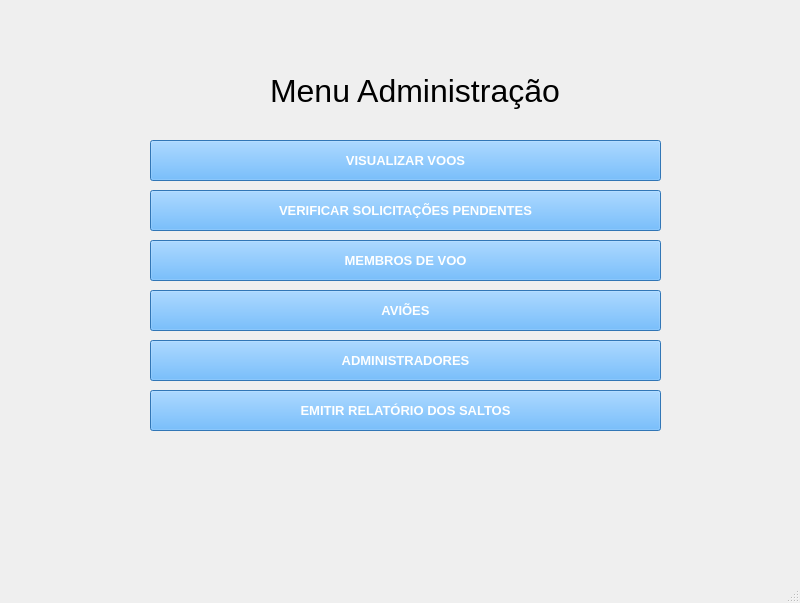
Above: src/resources/adminMenu.ui from Mathgobbo/Free-Fallin-Manager before the change. Below: the same form after it.
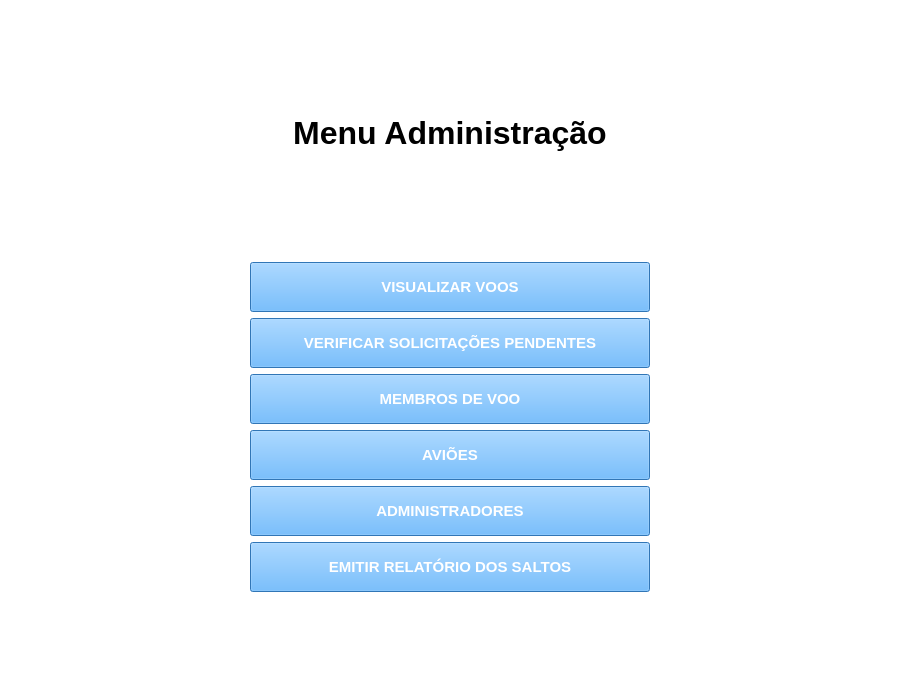
That is the form after the change.

Commit message: Ajuste: Adequação dos layout ao protótipo

The edit to the form file:
```diff
--- a/src/resources/adminMenu.ui
+++ b/src/resources/adminMenu.ui
@@ -6,44 +6,35 @@
    <rect>
     <x>0</x>
     <y>0</y>
-    <width>800</width>
-    <height>603</height>
+    <width>900</width>
+    <height>700</height>
    </rect>
   </property>
   <property name="windowTitle">
-   <string>MainWindow</string>
+   <string>Menu Administração</string>
+  </property>
+  <property name="styleSheet">
+   <string notr="true">background-color: rgb(255, 255, 255)</string>
   </property>
   <widget class="QWidget" name="centralwidget">
-   <widget class="QLabel" name="title">
-    <property name="geometry">
-     <rect>
-      <x>270</x>
-      <y>50</y>
-      <width>301</width>
-      <height>81</height>
-     </rect>
-    </property>
-    <property name="font">
-     <font>
-      <pointsize>24</pointsize>
-     </font>
-    </property>
-    <property name="text">
-     <string>Menu Administração</string>
-    </property>
-   </widget>
+   <layout class="QGridLayout" name="gridLayout">
+    <item row="3" column="0">
    <widget class="QPushButton" name="pushButton">
-    <property name="geometry">
-     <rect>
-      <x>150</x>
-      <y>140</y>
-      <width>511</width>
-      <height>41</height>
-     </rect>
+      <property name="minimumSize">
+       <size>
+        <width>400</width>
+        <height>50</height>
+       </size>
+      </property>
+      <property name="maximumSize">
+       <size>
+        <width>400</width>
+        <height>50</height>
+       </size>
     </property>
     <property name="font">
      <font>
-      <pointsize>10</pointsize>
+        <pointsize>11</pointsize>
       <weight>75</weight>
       <bold>true</bold>
      </font>
@@ -56,66 +47,24 @@
      <string>VISUALIZAR VOOS</string>
     </property>
    </widget>
-   <widget class="QPushButton" name="pushButton_2">
-    <property name="geometry">
-     <rect>
-      <x>150</x>
-      <y>190</y>
-      <width>511</width>
-      <height>41</height>
-     </rect>
-    </property>
-    <property name="font">
-     <font>
-      <pointsize>10</pointsize>
-      <weight>75</weight>
-      <bold>true</bold>
-     </font>
-    </property>
-    <property name="styleSheet">
-     <string notr="true">color: rgb(255, 255, 255);
-background-color: rgb(68, 165, 255)</string>
-    </property>
-    <property name="text">
-     <string>VERIFICAR SOLICITAÇÕES PENDENTES</string>
-    </property>
-   </widget>
-   <widget class="QPushButton" name="membros_de_voo">
-    <property name="geometry">
-     <rect>
-      <x>150</x>
-      <y>240</y>
-      <width>511</width>
-      <height>41</height>
-     </rect>
-    </property>
-    <property name="font">
-     <font>
-      <pointsize>10</pointsize>
-      <weight>75</weight>
-      <bold>true</bold>
-     </font>
-    </property>
-    <property name="styleSheet">
-     <string notr="true">color: rgb(255, 255, 255);
-background-color: rgb(68, 165, 255)</string>
-    </property>
-    <property name="text">
-     <string>MEMBROS DE VOO</string>
-    </property>
-   </widget>
+    </item>
+    <item row="6" column="0">
    <widget class="QPushButton" name="pushButton_4">
-    <property name="geometry">
-     <rect>
-      <x>150</x>
-      <y>290</y>
-      <width>511</width>
-      <height>41</height>
-     </rect>
+      <property name="minimumSize">
+       <size>
+        <width>400</width>
+        <height>50</height>
+       </size>
+      </property>
+      <property name="maximumSize">
+       <size>
+        <width>400</width>
+        <height>50</height>
+       </size>
     </property>
     <property name="font">
      <font>
-      <pointsize>10</pointsize>
+        <pointsize>11</pointsize>
       <weight>75</weight>
       <bold>true</bold>
      </font>
@@ -128,18 +77,24 @@
      <string>AVIÕES</string>
     </property>
    </widget>
+    </item>
+    <item row="7" column="0">
    <widget class="QPushButton" name="admins">
-    <property name="geometry">
-     <rect>
-      <x>150</x>
-      <y>340</y>
-      <width>511</width>
-      <height>41</height>
-     </rect>
+      <property name="minimumSize">
+       <size>
+        <width>400</width>
+        <height>50</height>
+       </size>
+      </property>
+      <property name="maximumSize">
+       <size>
+        <width>400</width>
+        <height>50</height>
+       </size>
     </property>
     <property name="font">
      <font>
-      <pointsize>10</pointsize>
+        <pointsize>11</pointsize>
       <weight>75</weight>
       <bold>true</bold>
      </font>
@@ -152,18 +107,54 @@
      <string>ADMINISTRADORES</string>
     </property>
    </widget>
+    </item>
+    <item row="4" column="0">
+     <widget class="QPushButton" name="pushButton_2">
+      <property name="minimumSize">
+       <size>
+        <width>400</width>
+        <height>50</height>
+       </size>
+      </property>
+      <property name="maximumSize">
+       <size>
+        <width>400</width>
+        <height>50</height>
+       </size>
+      </property>
+      <property name="font">
+       <font>
+        <pointsize>11</pointsize>
+        <weight>75</weight>
+        <bold>true</bold>
+       </font>
+      </property>
+      <property name="styleSheet">
+       <string notr="true">color: rgb(255, 255, 255);
+background-color: rgb(68, 165, 255)</string>
+      </property>
+      <property name="text">
+       <string>VERIFICAR SOLICITAÇÕES PENDENTES</string>
+      </property>
+     </widget>
+    </item>
+    <item row="8" column="0">
    <widget class="QPushButton" name="pushButton_6">
-    <property name="geometry">
-     <rect>
-      <x>150</x>
-      <y>390</y>
-      <width>511</width>
-      <height>41</height>
-     </rect>
+      <property name="minimumSize">
+       <size>
+        <width>400</width>
+        <height>50</height>
+       </size>
+      </property>
+      <property name="maximumSize">
+       <size>
+        <width>400</width>
+        <height>50</height>
+       </size>
     </property>
     <property name="font">
      <font>
-      <pointsize>10</pointsize>
+        <pointsize>11</pointsize>
       <weight>75</weight>
       <bold>true</bold>
      </font>
@@ -176,18 +167,107 @@
      <string>EMITIR RELATÓRIO DOS SALTOS</string>
     </property>
    </widget>
-  </widget>
-  <widget class="QMenuBar" name="menubar">
-   <property name="geometry">
-    <rect>
-     <x>0</x>
-     <y>0</y>
-     <width>800</width>
-     <height>21</height>
-    </rect>
-   </property>
-  </widget>
-  <widget class="QStatusBar" name="statusbar"/>
+    </item>
+    <item row="1" column="0">
+     <widget class="QLabel" name="title">
+      <property name="minimumSize">
+       <size>
+        <width>400</width>
+        <height>50</height>
+       </size>
+      </property>
+      <property name="maximumSize">
+       <size>
+        <width>400</width>
+        <height>50</height>
+       </size>
+      </property>
+      <property name="font">
+       <font>
+        <pointsize>24</pointsize>
+        <weight>75</weight>
+        <bold>true</bold>
+       </font>
+      </property>
+      <property name="text">
+       <string>Menu Administração</string>
+      </property>
+      <property name="alignment">
+       <set>Qt::AlignCenter</set>
+      </property>
+     </widget>
+    </item>
+    <item row="5" column="0">
+     <widget class="QPushButton" name="membros_de_voo">
+      <property name="minimumSize">
+       <size>
+        <width>400</width>
+        <height>50</height>
+       </size>
+      </property>
+      <property name="maximumSize">
+       <size>
+        <width>400</width>
+        <height>50</height>
+       </size>
+      </property>
+      <property name="font">
+       <font>
+        <pointsize>11</pointsize>
+        <weight>75</weight>
+        <bold>true</bold>
+       </font>
+      </property>
+      <property name="styleSheet">
+       <string notr="true">color: rgb(255, 255, 255);
+background-color: rgb(68, 165, 255)</string>
+      </property>
+      <property name="text">
+       <string>MEMBROS DE VOO</string>
+      </property>
+     </widget>
+    </item>
+    <item row="0" column="0">
+     <spacer name="verticalSpacer">
+      <property name="orientation">
+       <enum>Qt::Vertical</enum>
+      </property>
+      <property name="sizeHint" stdset="0">
+       <size>
+        <width>20</width>
+        <height>40</height>
+       </size>
+      </property>
+     </spacer>
+    </item>
+    <item row="2" column="0">
+     <spacer name="verticalSpacer_2">
+      <property name="orientation">
+       <enum>Qt::Vertical</enum>
+      </property>
+      <property name="sizeHint" stdset="0">
+       <size>
+        <width>20</width>
+        <height>40</height>
+       </size>
+      </property>
+     </spacer>
+    </item>
+    <item row="9" column="0">
+     <spacer name="verticalSpacer_3">
+      <property name="orientation">
+       <enum>Qt::Vertical</enum>
+      </property>
+      <property name="sizeHint" stdset="0">
+       <size>
+        <width>20</width>
+        <height>40</height>
+       </size>
+      </property>
+     </spacer>
+    </item>
+   </layout>
+  </widget>
  </widget>
  <resources/>
  <connections/>
```
Lines whose indentation alone changed are shown as unchanged. The commit also changes 1 other file.
